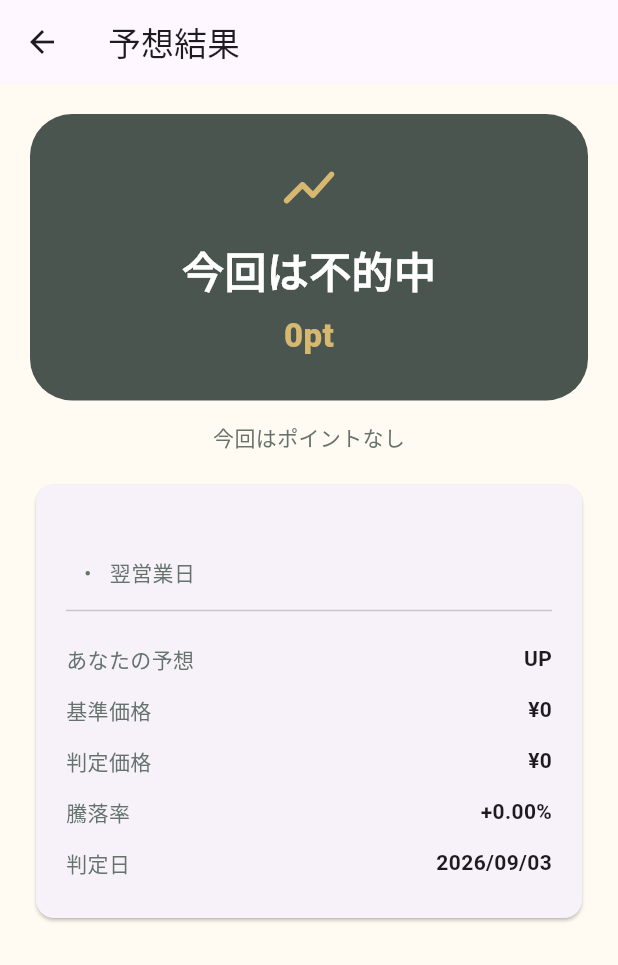
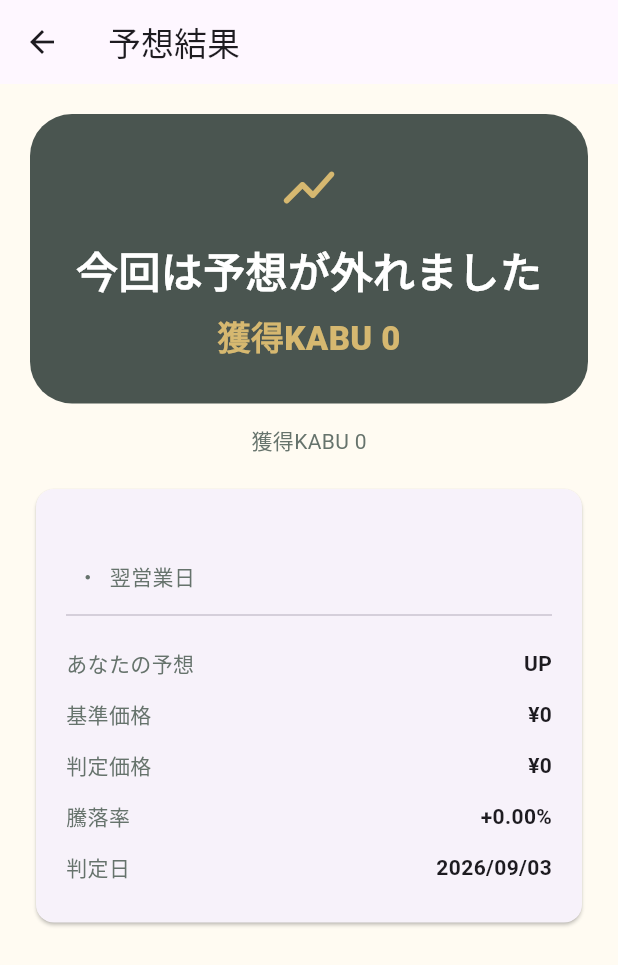
Before and after one commit to itoso0315/kabuca_flutter, a Flutter app: the PredictionResultScreen screen opened directly with empty values, on a phone screen of 412 x 824 dp. Shown: the top 965 px of the screen. Run offline on Flutter 3.47's test engine with Material 3 defaults, Android fonts, the phone set to English and light mode, and no system bars; our stand-ins replace shared_preferences; missing offline and left inert: world_holidays; accounts and stored records are empty.

Commit message:
Refine KABU reward system

```diff
--- a/lib/models/stock_prediction.dart
+++ b/lib/models/stock_prediction.dart
@@ -37,6 +37,10 @@ class StockPrediction {
     this.changePercent,
     this.isCorrect,
     this.awardedPoints,
+    this.baseReward,
+    this.movementBonus,
+    this.streakBonus,
+    this.correctStreak,
     this.pointsClaimed,
     this.pointsClaimedAt,
   });
@@ -57,6 +61,10 @@ class StockPrediction {
   final double? changePercent;
   final bool? isCorrect;
   final int? awardedPoints;
+  final int? baseReward;
+  final int? movementBonus;
+  final int? streakBonus;
+  final int? correctStreak;
   final bool? pointsClaimed;
   final DateTime? pointsClaimedAt;
 
@@ -67,6 +75,10 @@ class StockPrediction {
     double? changePercent,
     bool? isCorrect,
     int? awardedPoints,
+    int? baseReward,
+    int? movementBonus,
+    int? streakBonus,
+    int? correctStreak,
     bool? pointsClaimed,
     DateTime? pointsClaimedAt,
   }) => StockPrediction(
@@ -86,6 +98,10 @@ class StockPrediction {
     changePercent: changePercent ?? this.changePercent,
     isCorrect: isCorrect ?? this.isCorrect,
     awardedPoints: awardedPoints ?? this.awardedPoints,
+    baseReward: baseReward ?? this.baseReward,
+    movementBonus: movementBonus ?? this.movementBonus,
+    streakBonus: streakBonus ?? this.streakBonus,
+    correctStreak: correctStreak ?? this.correctStreak,
     pointsClaimed: pointsClaimed ?? this.pointsClaimed,
     pointsClaimedAt: pointsClaimedAt ?? this.pointsClaimedAt,
   );
@@ -109,6 +125,10 @@ class StockPrediction {
       'changePercent': ?changePercent,
       'isCorrect': ?isCorrect,
       'awardedPoints': ?awardedPoints,
+      'baseReward': ?baseReward,
+      'movementBonus': ?movementBonus,
+      'streakBonus': ?streakBonus,
+      'correctStreak': ?correctStreak,
       'pointsClaimed': ?pointsClaimed,
       if (pointsClaimedAt != null)
         'pointsClaimedAt': pointsClaimedAt!.toIso8601String(),
@@ -141,6 +161,10 @@ class StockPrediction {
       changePercent: (json['changePercent'] as num?)?.toDouble(),
       isCorrect: json['isCorrect'] as bool?,
       awardedPoints: (json['awardedPoints'] as num?)?.toInt(),
+      baseReward: (json['baseReward'] as num?)?.toInt(),
+      movementBonus: (json['movementBonus'] as num?)?.toInt(),
+      streakBonus: (json['streakBonus'] as num?)?.toInt(),
+      correctStreak: (json['correctStreak'] as num?)?.toInt(),
       pointsClaimed: json['pointsClaimed'] as bool?,
       pointsClaimedAt: json['pointsClaimedAt'] == null
           ? null
--- a/lib/screens/home/home_screen.dart
+++ b/lib/screens/home/home_screen.dart
@@ -295,7 +295,7 @@ class _PointBalanceButton extends StatelessWidget {
           const Icon(Icons.stars_rounded, size: 15, color: Color(0xFFA67D2D)),
           const SizedBox(width: 4),
           Text(
-            '$points pt',
+            '$points KABU',
             style: const TextStyle(
               color: Color(0xFF5A481E),
               fontSize: 12,
--- a/lib/screens/prediction/prediction_result_screen.dart
+++ b/lib/screens/prediction/prediction_result_screen.dart
@@ -39,7 +39,7 @@ class _PredictionResultScreenState extends State<PredictionResultScreen> {
     if (widget.prediction.isCorrect ?? false) HapticFeedback.mediumImpact();
   }
 
-  Future<void> _claimPoints() async {
+  Future<void> _claimKabu() async {
     final service = widget.rewardService;
     if (service == null || _claiming) return;
     setState(() => _claiming = true);
@@ -99,7 +99,7 @@ class _PredictionResultScreenState extends State<PredictionResultScreen> {
                       ),
                       const SizedBox(height: 14),
                       Text(
-                        correct ? '予想的中！' : '今回は不的中',
+                        correct ? '予想的中！' : '今回は予想が外れました',
                         style: const TextStyle(
                           color: Colors.white,
                           fontSize: 28,
@@ -110,9 +110,9 @@ class _PredictionResultScreenState extends State<PredictionResultScreen> {
                       Text(
                         correct
                             ? claimed
-                                  ? '${points}pt獲得済み'
-                                  : '+${points}pt'
-                            : '0pt',
+                                  ? '$points KABU獲得済み'
+                                  : '+$points KABU'
+                            : '獲得KABU 0',
                         key: const Key('prediction-result-points'),
                         style: const TextStyle(
                           color: AppColors.mutedGold,
@@ -123,6 +123,24 @@ class _PredictionResultScreenState extends State<PredictionResultScreen> {
                     ],
                   ),
                 ),
+                if (correct && (prediction.correctStreak ?? 0) >= 2) ...[
+                  const SizedBox(height: 12),
+                  Center(
+                    child: Text(
+                      '${prediction.correctStreak}連続正解！',
+                      key: const Key('prediction-correct-streak'),
+                      style: const TextStyle(
+                        color: AppColors.deepGreen,
+                        fontSize: 18,
+                        fontWeight: FontWeight.w800,
+                      ),
+                    ),
+                  ),
+                ],
+                if (correct && prediction.baseReward != null) ...[
+                  const SizedBox(height: 16),
+                  _RewardBreakdownCard(prediction: prediction),
+                ],
                 if (correct && points > 0) ...[
                   const SizedBox(height: 16),
                   if (claimed)
@@ -132,7 +150,7 @@ class _PredictionResultScreenState extends State<PredictionResultScreen> {
                       duration: const Duration(milliseconds: 180),
                       child: const Center(
                         child: Text(
-                          'ポイントを受け取りました',
+                          'KABUを受け取りました',
                           style: TextStyle(
                             color: AppColors.deepGreen,
                             fontWeight: FontWeight.w700,
@@ -143,15 +161,15 @@ class _PredictionResultScreenState extends State<PredictionResultScreen> {
                   else if (widget.rewardService != null)
                     FilledButton.icon(
                       key: const Key('claim-prediction-points-button'),
-                      onPressed: _claiming ? null : _claimPoints,
+                      onPressed: _claiming ? null : _claimKabu,
                       icon: const Icon(Icons.stars_rounded),
-                      label: Text('$points ptを受け取る'),
+                      label: Text('$points KABUを受け取る'),
                     ),
                 ] else if (!correct || points == 0) ...[
                   const SizedBox(height: 14),
                   const Center(
                     child: Text(
-                      '今回はポイントなし',
+                      '獲得KABU 0',
                       key: Key('prediction-no-points'),
                       style: TextStyle(color: AppColors.textSecondary),
                     ),
@@ -213,7 +231,7 @@ class _PredictionResultScreenState extends State<PredictionResultScreen> {
                     TextButton(
                       key: const Key('prediction-result-open-exchange'),
                       onPressed: widget.onOpenExchange,
-                      child: const Text('ポイント交換を見る'),
+                      child: const Text('KABU交換を見る'),
                     ),
                 ],
               ],
@@ -223,6 +241,38 @@ class _PredictionResultScreenState extends State<PredictionResultScreen> {
       ),
     );
   }
+}
+
+class _RewardBreakdownCard extends StatelessWidget {
+  const _RewardBreakdownCard({required this.prediction});
+
+  final StockPrediction prediction;
+
+  @override
+  Widget build(BuildContext context) => Card(
+    key: const Key('prediction-reward-breakdown'),
+    child: Padding(
+      padding: const EdgeInsets.all(18),
+      child: Column(
+        children: [
+          _ResultRow(label: '基本報酬', value: '+${prediction.baseReward} KABU'),
+          _ResultRow(
+            label: '値動きボーナス',
+            value: '+${prediction.movementBonus} KABU',
+          ),
+          _ResultRow(
+            label: '連続正解ボーナス',
+            value: '+${prediction.streakBonus} KABU',
+          ),
+          const Divider(),
+          _ResultRow(
+            label: '合計KABU',
+            value: '+${prediction.awardedPoints ?? 0} KABU',
+          ),
+        ],
+      ),
+    ),
+  );
 }
 
 class _ResultRow extends StatelessWidget {
--- a/lib/screens/profile/profile_screen.dart
+++ b/lib/screens/profile/profile_screen.dart
@@ -57,7 +57,7 @@ class _ProfileScreenState extends State<ProfileScreen> {
                   Text('所持カード  ${widget.gameState.totalOwnedCardCount}枚'),
                   Text('図鑑登録  ${widget.gameState.registeredCardCount} / 80'),
                   Text('保存済み予想  ${widget.predictionStore.predictions.length}件'),
-                  Text('ポイント  ${widget.pointWallet?.currentPoints ?? 0}pt'),
+                  Text('KABU  ${widget.pointWallet?.currentPoints ?? 0} KABU'),
                   Text(
                     'お知らせ  ${widget.notificationStore.notifications.length}件',
                   ),
@@ -95,7 +95,7 @@ class _ProfileScreenState extends State<ProfileScreen> {
                 ),
                 const SizedBox(height: 10),
                 const Text(
-                  '実機テスト用に、パック・カード・図鑑・予想・ポイント・お知らせを初期状態へ戻します。',
+                  '実機テスト用に、パック・カード・図鑑・予想・KABU・お知らせを初期状態へ戻します。',
                   style: TextStyle(
                     color: AppColors.textSecondary,
                     height: 1.45,
--- a/lib/screens/rewards/pack_exchange_screen.dart
+++ b/lib/screens/rewards/pack_exchange_screen.dart
@@ -38,7 +38,7 @@ class _PackExchangeScreenState extends State<PackExchangeScreen> {
   @override
   Widget build(BuildContext context) => Scaffold(
     backgroundColor: AppColors.cream,
-    appBar: AppBar(title: const Text('ポイント交換')),
+    appBar: AppBar(title: const Text('KABU交換')),
     body: ListenableBuilder(
       listenable: Listenable.merge([widget.pointWallet, widget.gameState]),
       builder: (context, _) {
@@ -58,10 +58,10 @@ class _PackExchangeScreenState extends State<PackExchangeScreen> {
               ),
               child: Column(
                 children: [
-                  const Text('所持ポイント', style: TextStyle(color: Colors.white70)),
+                  const Text('所持KABU', style: TextStyle(color: Colors.white70)),
                   const SizedBox(height: 6),
                   Text(
-                    '$points pt',
+                    '$points KABU',
                     key: const Key('exchange-point-balance'),
                     style: const TextStyle(
                       color: AppColors.mutedGold,
@@ -84,7 +84,7 @@ class _PackExchangeScreenState extends State<PackExchangeScreen> {
                     color: AppColors.deepGreen,
                   ),
                   SizedBox(width: 8),
-                  Flexible(child: Text('株価予想を当てるとポイントが貯まります')),
+                  Flexible(child: Text('株価予想を当てるとKABUが貯まります')),
                 ],
               ),
               const SizedBox(height: 16),
@@ -108,7 +108,7 @@ class _PackExchangeScreenState extends State<PackExchangeScreen> {
                     ),
                     const SizedBox(height: 5),
                     const Text(
-                      '${PackExchangeRules.standardPackCost}ptで1パック',
+                      '${PackExchangeRules.standardPackCost} KABUで1パック',
                       textAlign: TextAlign.center,
                       style: TextStyle(color: AppColors.textSecondary),
                     ),
@@ -120,7 +120,7 @@ class _PackExchangeScreenState extends State<PackExchangeScreen> {
                     if (shortage > 0) ...[
                       const SizedBox(height: 14),
                       Text(
-                        'あと${shortage}ptで交換できます',
+                        'あと$shortage KABUで交換できます',
                         key: const Key('pack-exchange-shortage'),
                         textAlign: TextAlign.center,
                         style: const TextStyle(color: AppColors.textSecondary),
--- a/lib/services/prediction_reward_service.dart
+++ b/lib/services/prediction_reward_service.dart
@@ -3,6 +3,22 @@ import '../state/point_wallet.dart';
 import '../state/prediction_store.dart';
 
 enum RewardClaimResult { claimed, alreadyClaimed, unavailable }
+
+class PredictionRewardBreakdown {
+  const PredictionRewardBreakdown({
+    required this.baseReward,
+    required this.movementBonus,
+    required this.streakBonus,
+    required this.totalReward,
+    required this.correctStreak,
+  });
+
+  final int baseReward;
+  final int movementBonus;
+  final int streakBonus;
+  final int totalReward;
+  final int correctStreak;
+}
 
 class PredictionRewardService {
   PredictionRewardService({
@@ -15,6 +31,45 @@ class PredictionRewardService {
   final PointWallet pointWallet;
   final DateTime Function() _now;
   final Set<String> _claiming = {};
+
+  static PredictionRewardBreakdown calculate({
+    required double changePercent,
+    required bool isCorrect,
+    required int previousCorrectStreak,
+  }) {
+    if (!isCorrect || !changePercent.isFinite) {
+      return const PredictionRewardBreakdown(
+        baseReward: 0,
+        movementBonus: 0,
+        streakBonus: 0,
+        totalReward: 0,
+        correctStreak: 0,
+      );
+    }
+
+    final movement = changePercent.abs();
+    final movementBonus = switch (movement) {
+      >= 10 => 30,
+      >= 5 => 20,
+      >= 3 => 10,
+      >= 1 => 5,
+      _ => 0,
+    };
+    final streak = previousCorrectStreak + 1;
+    final streakBonus = switch (streak) {
+      >= 4 => 15,
+      3 => 10,
+      2 => 5,
+      _ => 0,
+    };
+    return PredictionRewardBreakdown(
+      baseReward: 20,
+      movementBonus: movementBonus,
+      streakBonus: streakBonus,
+      totalReward: 20 + movementBonus + streakBonus,
+      correctStreak: streak,
+    );
+  }
 
   bool isClaimed(StockPrediction prediction) =>
       prediction.pointsClaimed == true ||
```
Also changed, not shown: lib/services/prediction_point_calculator.dart (+7 -3 lines), lib/services/prediction_resolution_service.dart (+21 -4 lines), lib/state/prediction_store.dart (+30 -0 lines), 8 other files.
